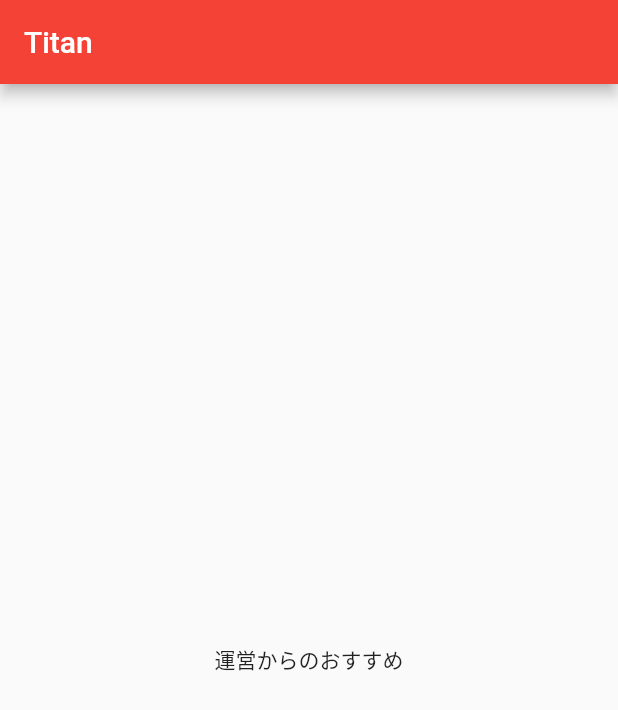
After one commit to futurismo-org/titan, a Flutter app: the screen it shows after launch, on a phone screen of 412 x 824 dp. The commit adds this screen. Shown: the top 710 px of the screen. Run offline on Flutter 3.47's test engine with Material 2 defaults, Android fonts, the phone set to English and light mode, and no system bars.

Commit message:
リファクタリング

```diff
--- /dev/null
+++ b/flutternative/lib/pages/HomePage.dart
@@ -0,0 +1,30 @@
+import 'package:flutter/material.dart';
+
+class HomePage extends StatefulWidget {
+  HomePage({Key key, this.title}) : super(key: key);
+
+  final String title;
+
+  @override
+  _HomePageState createState() => _HomePageState();
+}
+
+class _HomePageState extends State<HomePage> {
+  @override
+  Widget build(BuildContext context) {
+    return Scaffold(
+        appBar: AppBar(
+          title: Text(widget.title),
+        ),
+        body: Center(
+          child: Column(
+            mainAxisAlignment: MainAxisAlignment.center,
+            children: <Widget>[
+              Text(
+                '運営からのおすすめ',
+              ),
+            ],
+          ),
+        ));
+  }
+}
```
Also changed, not shown: flutternative/lib/main.dart (+3 -48 lines), flutternative/lib/pages/SampleHomePage.dart (added, +48 -0 lines), flutternative/pubspec.yaml (+2 -8 lines).
